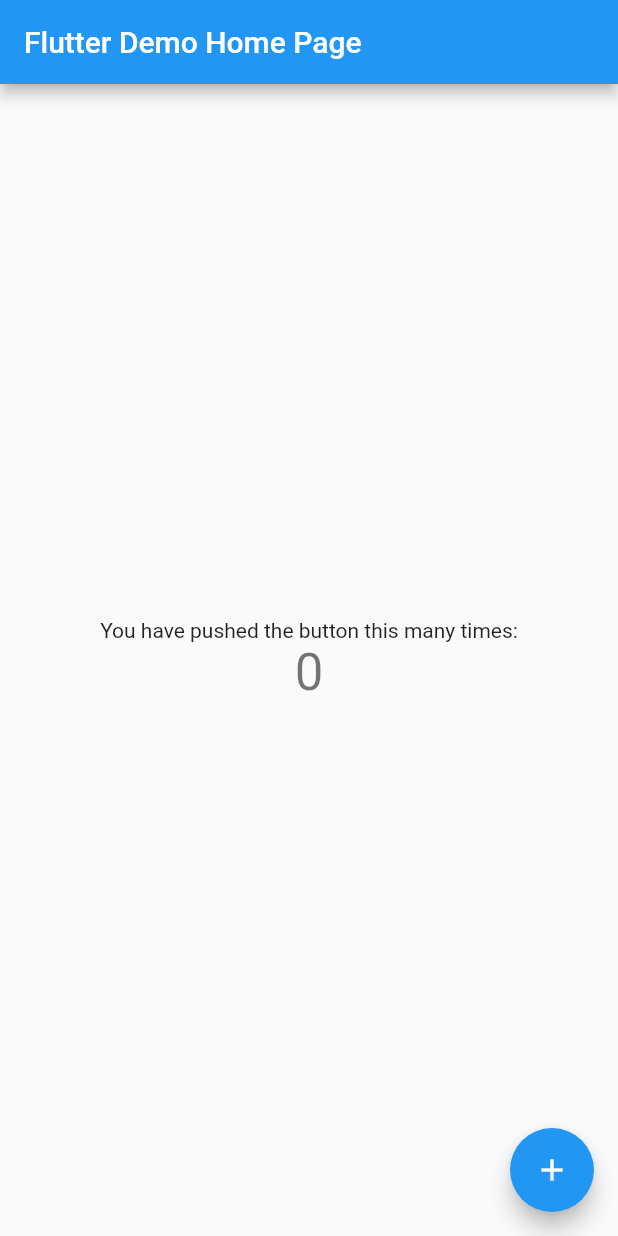
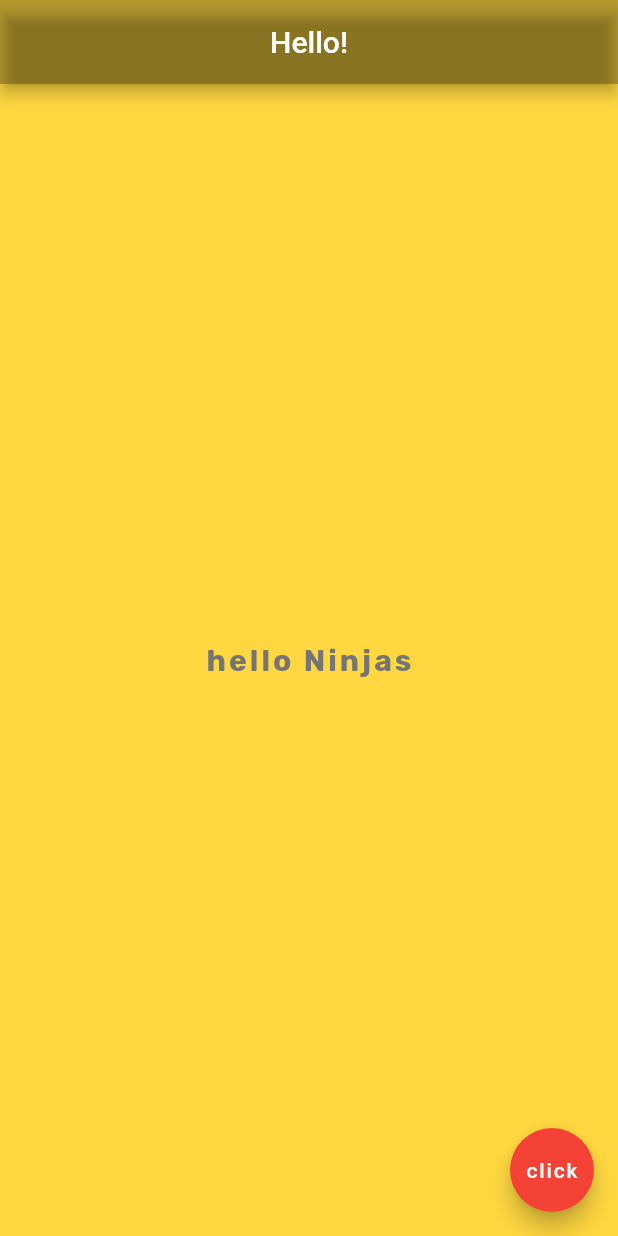
Before and after one commit to sr-nu/flutter_demo_app, a Flutter app: the screen it shows after launch, on a phone screen of 412 x 824 dp. Run offline on Flutter 3.47's test engine with Material 2 defaults, Android fonts, the phone set to English and light mode, and no system bars.

Commit message:
added custom fonts and custom background colors

```diff
--- a/lib/main.dart
+++ b/lib/main.dart
@@ -1,117 +1,31 @@
 import 'package:flutter/material.dart';
 
-void main() {
-  runApp(MyApp());
-}
+void main() => runApp(MaterialApp(
+  home: Scaffold(
+    appBar: AppBar(
+      title: Text("Hello!"),
+      centerTitle: true,
+      backgroundColor: Colors.black26,
+    ),
+    body: Center(
+      child: Text(
+        'hello Ninjas',
+        style: TextStyle(
+          fontSize: 20.0,
+          fontWeight: FontWeight.bold,
+          letterSpacing: 2,
+          color: Colors.grey[600],
+          fontFamily: 'Rubik',
 
-class MyApp extends StatelessWidget {
-  // This widget is the root of your application.
-  @override
-  Widget build(BuildContext context) {
-    return MaterialApp(
-      title: 'Flutter Demo',
-      theme: ThemeData(
-        // This is the theme of your application.
-        //
-        // Try running your application with "flutter run". You'll see the
-        // application has a blue toolbar. Then, without quitting the app, try
-        // changing the primarySwatch below to Colors.green and then invoke
-        // "hot reload" (press "r" in the console where you ran "flutter run",
-        // or simply save your changes to "hot reload" in a Flutter IDE).
-        // Notice that the counter didn't reset back to zero; the application
-        // is not restarted.
-        primarySwatch: Colors.blue,
-        // This makes the visual density adapt to the platform that you run
-        // the app on. For desktop platforms, the controls will be smaller and
-        // closer together (more dense) than on mobile platforms.
-        visualDensity: VisualDensity.adaptivePlatformDensity,
-      ),
-      home: MyHomePage(title: 'Flutter Demo Home Page'),
-    );
-  }
-}
-
-class MyHomePage extends StatefulWidget {
-  MyHomePage({Key key, this.title}) : super(key: key);
-
-  // This widget is the home page of your application. It is stateful, meaning
-  // that it has a State object (defined below) that contains fields that affect
-  // how it looks.
-
-  // This class is the configuration for the state. It holds the values (in this
-  // case the title) provided by the parent (in this case the App widget) and
-  // used by the build method of the State. Fields in a Widget subclass are
-  // always marked "final".
-
-  final String title;
-
-  @override
-  _MyHomePageState createState() => _MyHomePageState();
-}
-
-class _MyHomePageState extends State<MyHomePage> {
-  int _counter = 0;
-
-  void _incrementCounter() {
-    setState(() {
-      // This call to setState tells the Flutter framework that something has
-      // changed in this State, which causes it to rerun the build method below
-      // so that the display can reflect the updated values. If we changed
-      // _counter without calling setState(), then the build method would not be
-      // called again, and so nothing would appear to happen.
-      _counter++;
-    });
-  }
-
-  @override
-  Widget build(BuildContext context) {
-    // This method is rerun every time setState is called, for instance as done
-    // by the _incrementCounter method above.
-    //
-    // The Flutter framework has been optimized to make rerunning build methods
-    // fast, so that you can just rebuild anything that needs updating rather
-    // than having to individually change instances of widgets.
-    return Scaffold(
-      appBar: AppBar(
-        // Here we take the value from the MyHomePage object that was created by
-        // the App.build method, and use it to set our appbar title.
-        title: Text(widget.title),
-      ),
-      body: Center(
-        // Center is a layout widget. It takes a single child and positions it
-        // in the middle of the parent.
-        child: Column(
-          // Column is also a layout widget. It takes a list of children and
-          // arranges them vertically. By default, it sizes itself to fit its
-          // children horizontally, and tries to be as tall as its parent.
-          //
-          // Invoke "debug painting" (press "p" in the console, choose the
-          // "Toggle Debug Paint" action from the Flutter Inspector in Android
-          // Studio, or the "Toggle Debug Paint" command in Visual Studio Code)
-          // to see the wireframe for each widget.
-          //
-          // Column has various properties to control how it sizes itself and
-          // how it positions its children. Here we use mainAxisAlignment to
-          // center the children vertically; the main axis here is the vertical
-          // axis because Columns are vertical (the cross axis would be
-          // horizontal).
-          mainAxisAlignment: MainAxisAlignment.center,
-          children: <Widget>[
-            Text(
-              'You have pushed the button this many times:',
-            ),
-            Text(
-              '$_counter',
-              style: Theme.of(context).textTheme.headline4,
-            ),
-          ],
         ),
       ),
-      floatingActionButton: FloatingActionButton(
-        onPressed: _incrementCounter,
-        tooltip: 'Increment',
-        child: Icon(Icons.add),
-      ), // This trailing comma makes auto-formatting nicer for build methods.
-    );
-  }
-}
+    ),
+    floatingActionButton: FloatingActionButton(
+      child: Text('click'),
+      onPressed: () {},
+      backgroundColor: Colors.red,
+    ),
+    backgroundColor: Colors.amberAccent,
+  ),
+
+));
```
Also changed, not shown: pubspec.yaml (+7 -12 lines), fonts/Rubik-Italic-VariableFont_wght.ttf (added), fonts/Rubik-VariableFont_wght.ttf (added), 1 other file.
